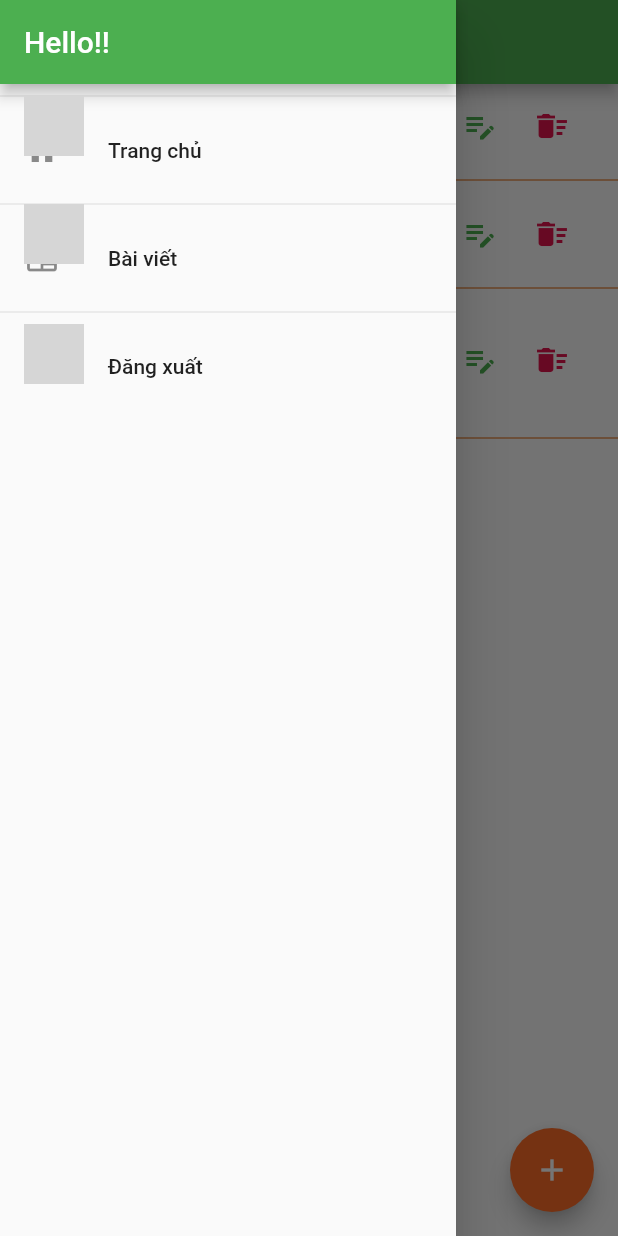
After one commit to b1910319/b1910287_PhatTrienUngDungDiDong_project, a Flutter app: the UserPostsScreen screen opened by its route, with the side drawer open, on a phone screen of 412 x 824 dp. The commit adds this screen. Run offline on Flutter 3.47's test engine with Material 2 defaults, Android fonts, the phone set to English and light mode, and no system bars; our stand-ins replace flutter_rating_bar; network calls fail; grey boxes are pictures that could not be loaded.

Commit message:
Xay dung drawer va dinh tuyen theo ten

```diff
--- a/lib/ui/posts/post_detail_screen.dart
+++ b/lib/ui/posts/post_detail_screen.dart
@@ -5,6 +5,7 @@ import '../../models/post.dart';
 import 'package:flutter_rating_bar/flutter_rating_bar.dart';
 
 class PostDatailScreen extends StatelessWidget {
+  static const routeName = '/post-detail';
   const PostDatailScreen(this.post, {super.key});
   final Post post;
 
--- a/lib/ui/posts/post_manager.dart
+++ b/lib/ui/posts/post_manager.dart
@@ -45,4 +45,8 @@ class PostManager {
   List<Post> get favoriteItems {
     return _items.where((postItem) => postItem.isFavorite).toList();
   }
+
+  Post findById(String id) {
+    return _items.firstWhere((prod) => prod.id == id);
+  }
 }
--- a/lib/ui/posts/post_overview_screen.dart
+++ b/lib/ui/posts/post_overview_screen.dart
@@ -2,7 +2,7 @@ import 'package:flutter/src/widgets/container.dart';
 import 'package:flutter/src/widgets/framework.dart';
 import 'package:flutter/material.dart';
 import 'post_grid.dart';
-
+import '../shared/app_drawer.dart';
 enum FilterOptions { favorites, all }
 
 class PostsOverviewScreen extends StatefulWidget {
@@ -23,6 +23,7 @@ class _PostsOverviewScreenState extends State<PostsOverviewScreen> {
           buildPostFilterMenu(),
         ],
       ),
+      drawer: const AppDrawer(),
       body: PostsGrid(_showOnlyFavorites),
     );
   }
--- a/lib/ui/posts/user_posts_screen.dart
+++ b/lib/ui/posts/user_posts_screen.dart
@@ -3,8 +3,9 @@ import 'package:flutter/src/widgets/framework.dart';
 import 'package:flutter/material.dart';
 import 'user_post_list_tile.dart';
 import 'post_manager.dart';
-
+import '../shared/app_drawer.dart';
 class UserPostsScreen extends StatelessWidget {
+  static const routeName = '/user-post';
   const UserPostsScreen({super.key});
 
   @override
@@ -14,6 +15,7 @@ class UserPostsScreen extends StatelessWidget {
       appBar: AppBar(
         title: Text('Bài viết'),
       ),
+      drawer: const AppDrawer(),
       body: RefreshIndicator(
         onRefresh: () async => print('refresh post'),
         child: buildUserPostListView(postManager),
--- /dev/null
+++ b/lib/ui/shared/app_drawer.dart
@@ -0,0 +1,47 @@
+import 'package:flutter/src/widgets/container.dart';
+import 'package:flutter/src/widgets/framework.dart';
+import 'package:flutter/material.dart';
+import '../posts/user_posts_screen.dart';
+
+class AppDrawer extends StatelessWidget {
+  const AppDrawer({super.key});
+
+  @override
+  Widget build(BuildContext context) {
+    return Drawer(
+      child: Column(
+        children: <Widget>[
+          AppBar(
+            title: const Text('Hello!!'),
+            automaticallyImplyLeading: false,
+          ),
+          const Divider(),
+          ListTile(
+            leading: const Icon(Icons.house),
+            title: const Text('Trang chủ'),
+            onTap: () {
+              Navigator.of(context).pushReplacementNamed('/');
+            },
+          ),
+          const Divider(),
+          ListTile(
+            leading: const Icon(Icons.newspaper),
+            title: const Text('Bài viết'),
+            onTap: () {
+              Navigator.of(context)
+                  .pushReplacementNamed(UserPostsScreen.routeName);
+            },
+          ),
+          const Divider(),
+          ListTile(
+            leading: const Icon(Icons.exit_to_app),
+            title: const Text('Đăng xuất'),
+            onTap: () {
+              print('dang xuat');
+            },
+          )
+        ],
+      ),
+    );
+  }
+}
```
Also changed, not shown: lib/main.dart (+17 -3 lines), lib/ui/posts/post_grid_tile.dart (+4 -4 lines).
